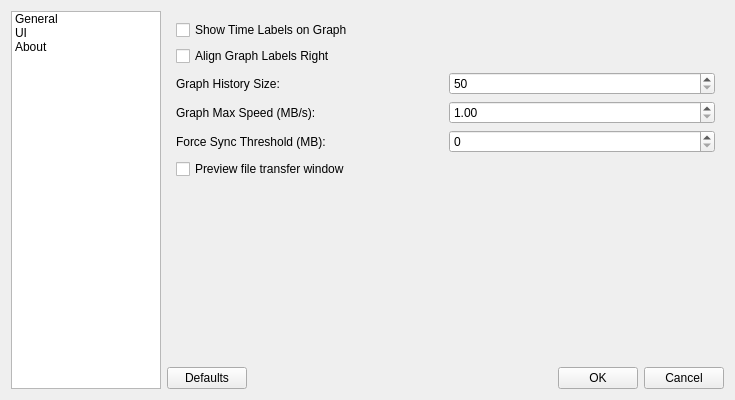
The window that src/Settings.ui (silo0074/Movero) describes before a commit, drawn with Qt 5.
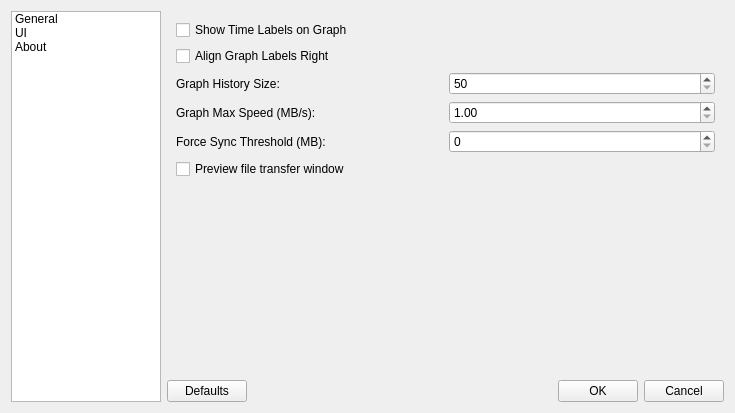
The same window after the commit. The open tabs and pages were chosen to show the change.

Patch:
```diff
--- a/src/Settings.ui
+++ b/src/Settings.ui
@@ -7,7 +7,7 @@
     <x>0</x>
     <y>0</y>
     <width>735</width>
-    <height>400</height>
+    <height>413</height>
    </rect>
   </property>
   <property name="windowTitle">
```
Left out of the diff: 4 changed lines with no effect on the pictures.
